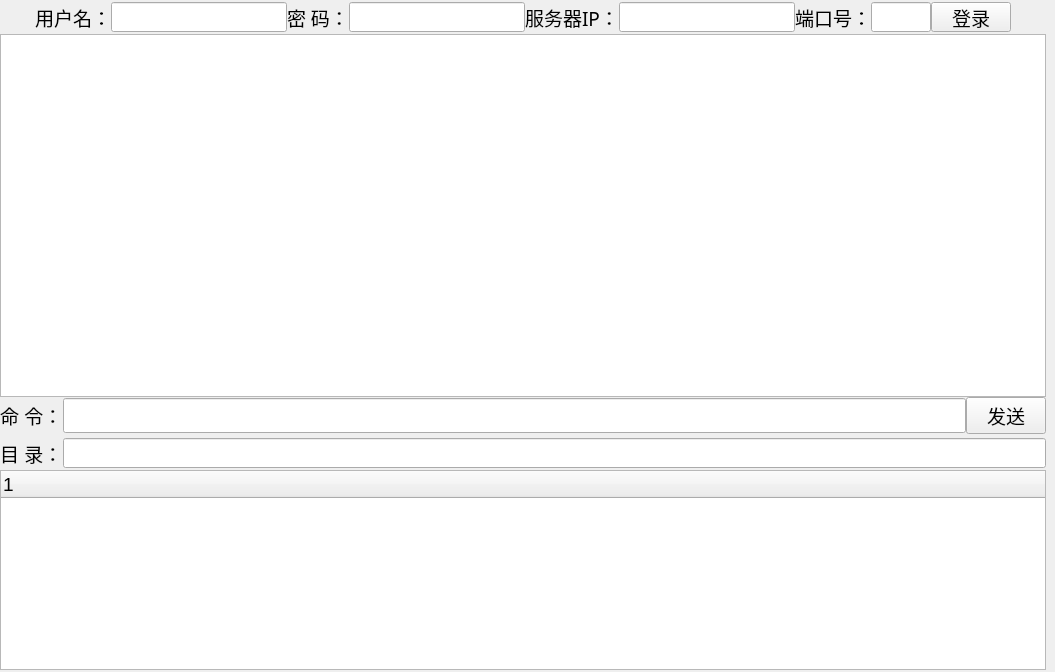
This is client.ui in xiaoxu03/THSS-FTP-Client as Qt 5 draws it before an edit. The edited form follows.
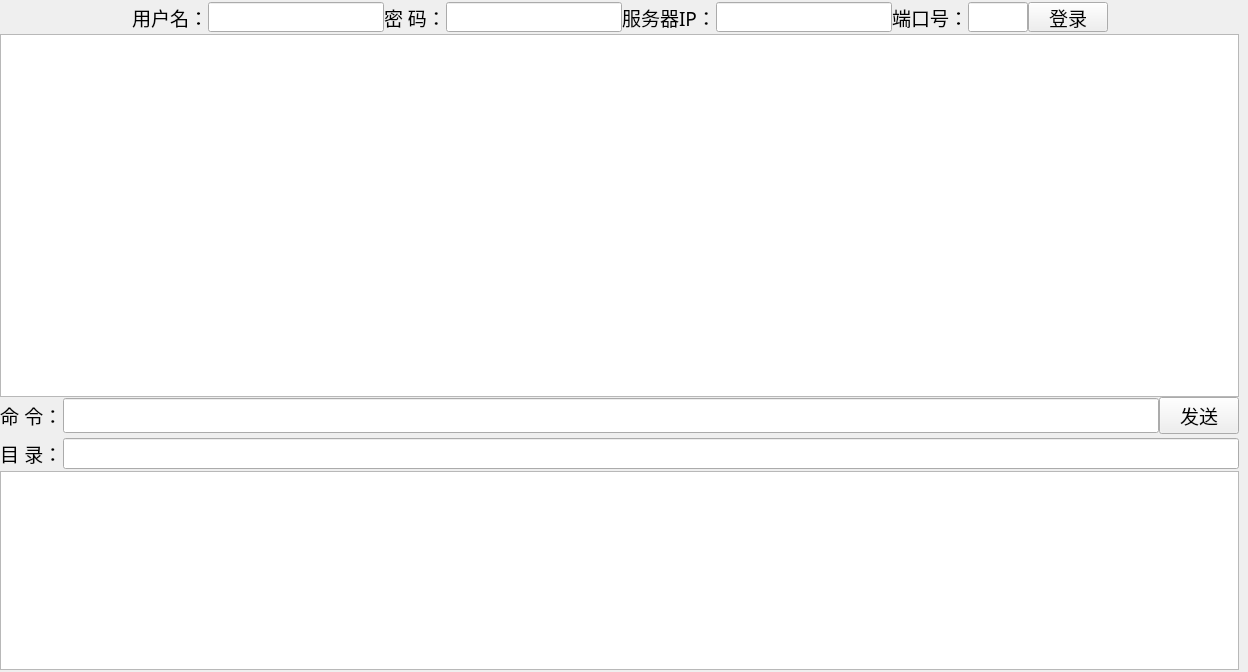
This is the edited form.

The edit to the form file:
```diff
--- a/client.ui
+++ b/client.ui
@@ -6,8 +6,8 @@
    <rect>
     <x>0</x>
     <y>0</y>
-    <width>1055</width>
-    <height>669</height>
+    <width>1248</width>
+    <height>672</height>
    </rect>
   </property>
   <property name="sizePolicy">
@@ -572,36 +572,7 @@
         </widget>
        </item>
        <item>
-        <widget class="QTreeWidget" name="treeFile">
-         <property name="sizePolicy">
-          <sizepolicy hsizetype="Minimum" vsizetype="Expanding">
-           <horstretch>0</horstretch>
-           <verstretch>0</verstretch>
-          </sizepolicy>
-         </property>
-         <property name="minimumSize">
-          <size>
-           <width>0</width>
-           <height>200</height>
-          </size>
-         </property>
-         <property name="maximumSize">
-          <size>
-           <width>16777215</width>
-           <height>16777215</height>
-          </size>
-         </property>
-         <property name="font">
-          <font>
-           <pointsize>14</pointsize>
-          </font>
-         </property>
-         <column>
-          <property name="text">
-           <string notr="true">1</string>
-          </property>
-         </column>
-        </widget>
+        <widget class="QTableWidget" name="tableFile"/>
        </item>
       </layout>
      </widget>
```
